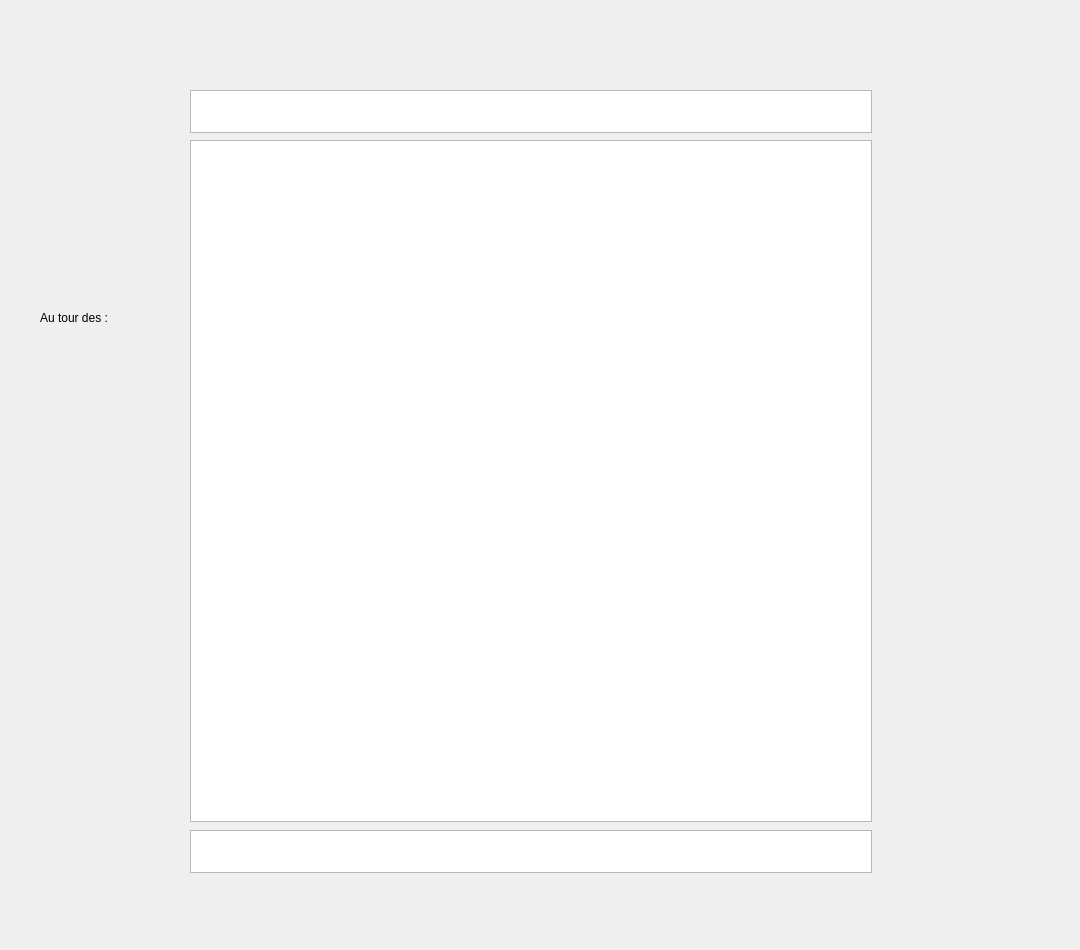
Qt form mainwindow.ui (HugH-CRT/Echecs) before a commit.
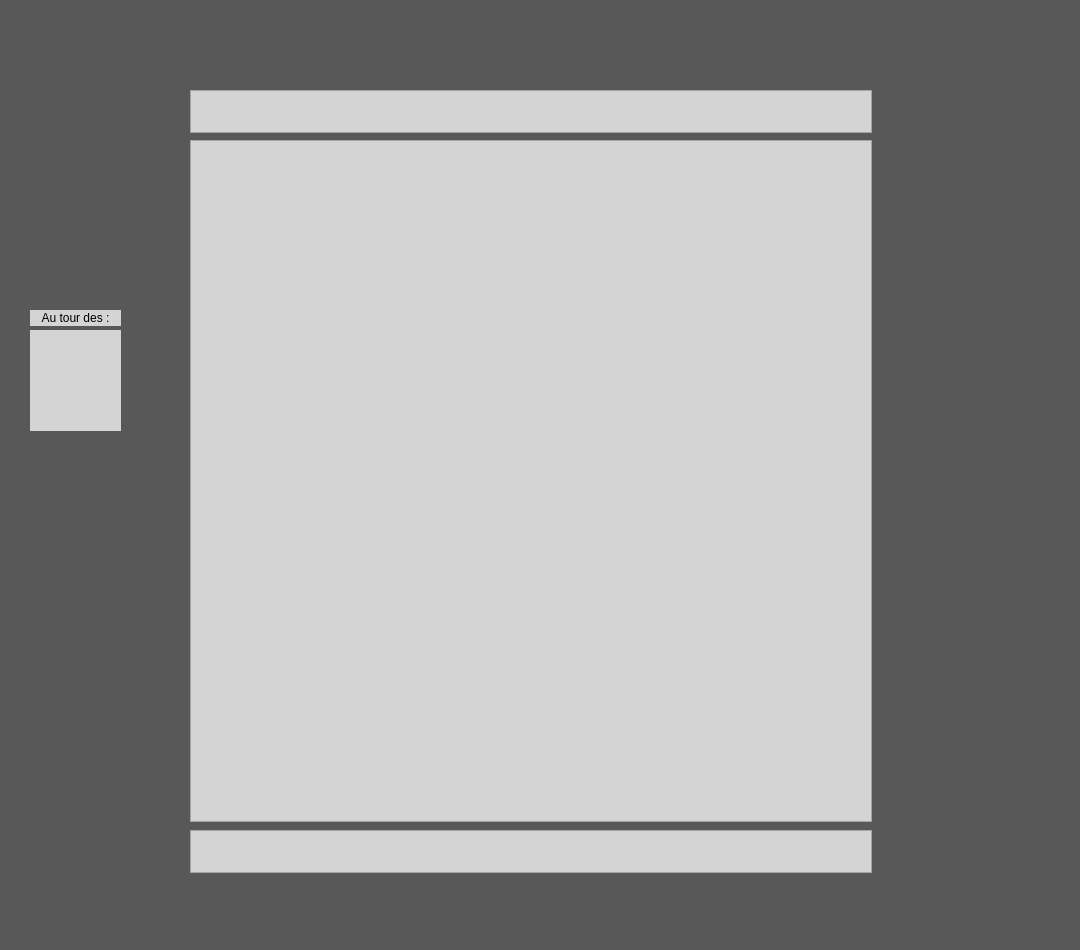
The same form after that commit. Icons and pictures are not drawn.

What changed in the file:
```diff
--- a/mainwindow.ui
+++ b/mainwindow.ui
@@ -32,6 +32,9 @@
    <iconset resource="Resource.qrc">
     <normaloff>:/img_noir/assets/noir/tour.png</normaloff>:/img_noir/assets/noir/tour.png</iconset>
   </property>
+  <property name="styleSheet">
+   <string notr="true">background-color: rgb(88, 88, 88);</string>
+  </property>
   <widget class="QWidget" name="centralwidget">
    <widget class="QTableView" name="tableViewEchiquier">
     <property name="geometry">
@@ -54,6 +57,15 @@
       <height>682</height>
      </size>
     </property>
+    <property name="mouseTracking">
+     <bool>false</bool>
+    </property>
+    <property name="focusPolicy">
+     <enum>Qt::ClickFocus</enum>
+    </property>
+    <property name="styleSheet">
+     <string notr="true">background-color: rgb(212, 212, 212);</string>
+    </property>
     <property name="verticalScrollBarPolicy">
      <enum>Qt::ScrollBarAlwaysOff</enum>
     </property>
@@ -112,6 +124,9 @@
       <height>101</height>
      </rect>
     </property>
+    <property name="styleSheet">
+     <string notr="true">background-color: rgb(212, 212, 212);</string>
+    </property>
     <property name="text">
      <string/>
     </property>
@@ -119,15 +134,23 @@
    <widget class="QLabel" name="TourTexte">
     <property name="geometry">
      <rect>
-      <x>40</x>
+      <x>30</x>
       <y>310</y>
-      <width>81</width>
+      <width>91</width>
       <height>16</height>
      </rect>
     </property>
+    <property name="styleSheet">
+     <string notr="true">background-color: rgb(212, 212, 212);
+font: 8pt &quot;MS Shell Dlg 2&quot;;
+color: rgb(0, 0, 0);</string>
+    </property>
     <property name="text">
      <string>Au tour des :</string>
     </property>
+    <property name="alignment">
+     <set>Qt::AlignCenter</set>
+    </property>
    </widget>
    <widget class="QTableView" name="view_PionNoir">
     <property name="geometry">
@@ -150,6 +173,9 @@
       <height>43</height>
      </size>
     </property>
+    <property name="styleSheet">
+     <string notr="true">background-color: rgb(212, 212, 212);</string>
+    </property>
     <property name="verticalScrollBarPolicy">
      <enum>Qt::ScrollBarAlwaysOff</enum>
     </property>
@@ -220,6 +246,9 @@
       <height>43</height>
      </size>
     </property>
+    <property name="styleSheet">
+     <string notr="true">background-color: rgb(212, 212, 212);</string>
+    </property>
     <property name="verticalScrollBarPolicy">
      <enum>Qt::ScrollBarAlwaysOff</enum>
     </property>
```
Left out of the diff: 8 changed lines with no effect on the pictures.
